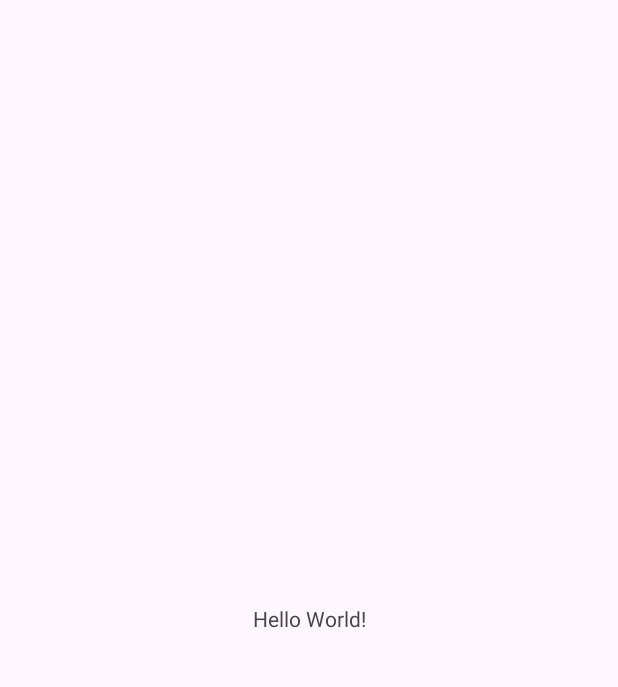
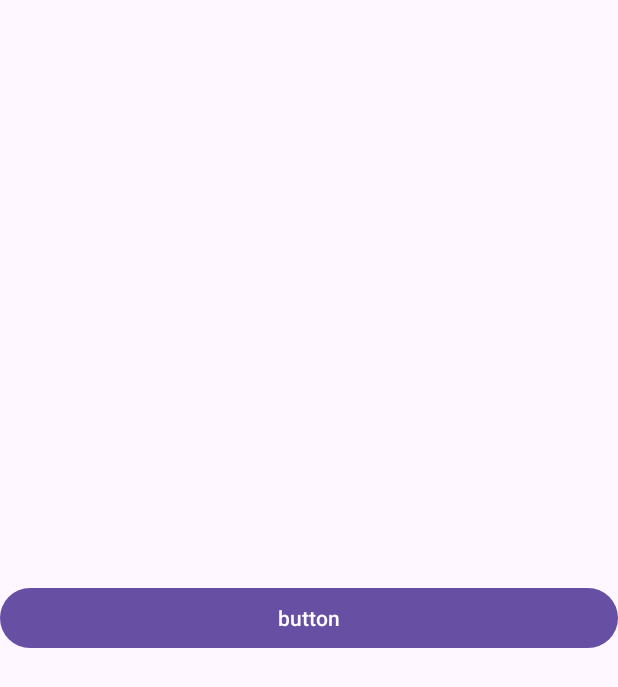
Before and after one commit to 1beattrue/BroadcastReceivers, an Android app: the screen it shows after launch (MainActivity), on a phone screen of 412 x 824 dp. Before the commit the part shown is almost empty. Shown: the top 687 px of the screen. Run offline under Robolectric (Android 15) with nearby library versions, the phone set to English and light mode, and no system bars.

Commit message:
Создание собственных широковещательных сообщений и проверка их работы

```diff
--- a/app/src/main/java/edu/mirea/onebeattrue/broadcastreceivers/MainActivity.kt
+++ b/app/src/main/java/edu/mirea/onebeattrue/broadcastreceivers/MainActivity.kt
@@ -2,20 +2,30 @@ package edu.mirea.onebeattrue.broadcastreceivers
 
 import android.content.Intent
 import android.content.IntentFilter
+import android.os.Bundle
+import android.widget.Button
 import androidx.appcompat.app.AppCompatActivity
-import android.os.Bundle
 
 class MainActivity : AppCompatActivity() {
 
     private val receiver = MyReceiver()
+    private var clickCount = 0
 
     override fun onCreate(savedInstanceState: Bundle?) {
         super.onCreate(savedInstanceState)
         setContentView(R.layout.activity_main)
 
+        findViewById<Button>(R.id.btnButton).setOnClickListener {
+            Intent(MyReceiver.ACTION_CLICKED).apply {
+                putExtra(MyReceiver.EXTRA_COUNT, ++clickCount)
+                sendBroadcast(this)
+            }
+        }
+
         val intentFilter = IntentFilter().apply {
             addAction(Intent.ACTION_BATTERY_LOW)
             addAction(Intent.ACTION_AIRPLANE_MODE_CHANGED)
+            addAction(MyReceiver.ACTION_CLICKED)
         }
         registerReceiver(receiver, intentFilter)
     }
--- a/app/src/main/java/edu/mirea/onebeattrue/broadcastreceivers/MyReceiver.kt
+++ b/app/src/main/java/edu/mirea/onebeattrue/broadcastreceivers/MyReceiver.kt
@@ -8,6 +8,11 @@ import android.widget.Toast
 class MyReceiver : BroadcastReceiver() {
     override fun onReceive(context: Context?, intent: Intent?) {
         when (intent?.action) {
+            ACTION_CLICKED -> {
+                val count = intent.getIntExtra(EXTRA_COUNT, 0)
+                Toast.makeText(context, "Clicked $count times", Toast.LENGTH_SHORT).show()
+            }
+
             Intent.ACTION_BATTERY_LOW -> {
                 Toast.makeText(context, "Battery low", Toast.LENGTH_SHORT).show()
             }
@@ -22,4 +27,9 @@ class MyReceiver : BroadcastReceiver() {
             }
         }
     }
+
+    companion object {
+        const val ACTION_CLICKED = "clicked"
+        const val EXTRA_COUNT = "count"
+    }
 }
--- a/app/src/main/res/layout/activity_main.xml
+++ b/app/src/main/res/layout/activity_main.xml
@@ -6,10 +6,11 @@
     android:layout_height="match_parent"
     tools:context=".MainActivity">
 
-    <TextView
-        android:layout_width="wrap_content"
+    <Button
+        android:id="@+id/btnButton"
+        android:layout_width="match_parent"
         android:layout_height="wrap_content"
-        android:text="Hello World!"
+        android:text="@string/button"
         app:layout_constraintBottom_toBottomOf="parent"
         app:layout_constraintEnd_toEndOf="parent"
         app:layout_constraintStart_toStartOf="parent"
--- a/app/src/main/res/values/strings.xml
+++ b/app/src/main/res/values/strings.xml
@@ -1,3 +1,4 @@
 <resources>
     <string name="app_name">BroadcastReceivers</string>
+    <string name="button">button</string>
 </resources>
```
